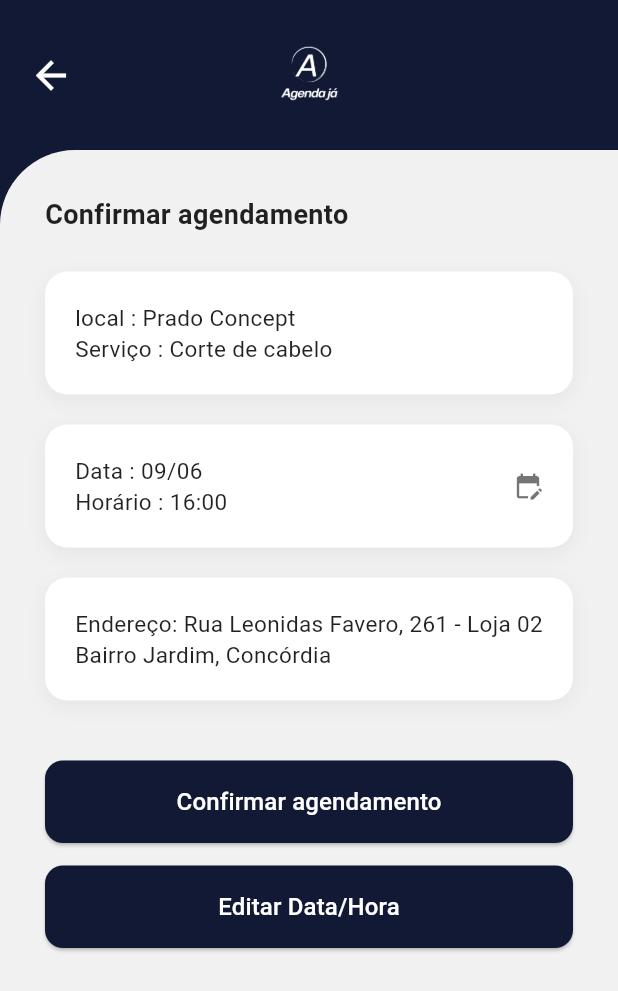
After one commit to SamuVortmann/PI3-AgendaJa, a Flutter app: the ConfirmacaoAgendamentoPage screen opened directly, on a phone screen of 412 x 824 dp. The commit adds this screen. Shown: the top 991 px of the screen. Run offline on Flutter 3.47's test engine with Material 3 defaults, Android fonts, the phone set to English and light mode, and no system bars.

Commit message:
confirmaçao de agendamento

```diff
--- /dev/null
+++ b/agenda-ja/lib/pages/confirmacao_agendamento.dart
@@ -0,0 +1,352 @@
+import 'package:flutter/material.dart';
+
+class ConfirmacaoAgendamentoPage extends StatefulWidget {
+  const ConfirmacaoAgendamentoPage({super.key});
+
+  @override
+  State<ConfirmacaoAgendamentoPage> createState() => _ConfirmacaoAgendamentoPageState();
+}
+
+class _ConfirmacaoAgendamentoPageState extends State<ConfirmacaoAgendamentoPage> {
+  String _status = 'pendente';
+  DateTime _dataSelecionada = DateTime.now();
+  String _horarioSelecionado = "16:00";
+  bool _editando = false;
+
+  // Lógica do Calendário Customizado
+  int _mesAtualIndex = DateTime.now().month - 1;
+  final List<String> _mesesNomes = [
+    'Janeiro', 'Fevereiro', 'Março', 'Abril', 'Maio', 'Junho',
+    'Julho', 'Agosto', 'Setembro', 'Outubro', 'Novembro', 'Dezembro'
+  ];
+
+  final List<String> _horariosDisponiveis = [
+    "08:00", "09:00", "10:00", "11:00", "13:00", "14:00", "15:00", "16:00", "17:00"
+  ];
+
+  int _diasDoMes(int mes, int ano) {
+    return DateTime(ano, mes + 1, 0).day;
+  }
+
+  int _primeiroDiaMes(int mes, int ano) {
+    return DateTime(ano, mes, 1).weekday % 7;
+  }
+
+  void _abrirCalendario() {
+    setState(() {
+      _editando = true;
+      _status = 'pendente';
+    });
+  }
+
+  @override
+  Widget build(BuildContext context) {
+    final Map<String, String>? empresa = ModalRoute.of(context)?.settings.arguments as Map<String, String>?;
+    final String nome = empresa?['nome'] ?? 'Prado Concept';
+    final String endereco = empresa?['endereco'] ?? 'Rua Leonidas Favero, 261 - Loja 02\nBairro Jardim, Concórdia';
+
+    String dataFormatada = "${_dataSelecionada.day.toString().padLeft(2, '0')}/${_dataSelecionada.month.toString().padLeft(2, '0')}";
+
+    // Configurações de Status
+    String titulo = 'Confirmar agendamento';
+    Color corTitulo = Colors.black87;
+    IconData? iconeStatus;
+    Color? corIcone;
+
+    if (_status == 'confirmado') {
+      titulo = 'Agendamento Confirmado';
+      corTitulo = Colors.green[700]!;
+      iconeStatus = Icons.check_circle;
+      corIcone = Colors.green;
+    } else if (_status == 'cancelado') {
+      titulo = 'Agendamento Cancelado';
+      corTitulo = Colors.red[800]!;
+      iconeStatus = Icons.cancel;
+      corIcone = Colors.red;
+    }
+
+    return Scaffold(
+      backgroundColor: const Color(0xFF111934),
+      body: SafeArea(
+        child: Column(
+          children: [
+            // CABEÇALHO
+            Padding(
+              padding: const EdgeInsets.symmetric(horizontal: 10, vertical: 10),
+              child: Row(
+                children: [
+                  IconButton(
+                    icon: const Icon(Icons.arrow_back, color: Colors.white, size: 30),
+                    onPressed: () => Navigator.pop(context),
+                  ),
+                  Expanded(
+                    child: Center(
+                      child: Image.asset(
+                        'assets/logo.png',
+                        width: 80,
+                        errorBuilder: (context, error, stackTrace) =>
+                            const Icon(Icons.circle, color: Colors.white),
+                      ),
+                    ),
+                  ),
+                  const SizedBox(width: 48),
+                ],
+              ),
+            ),
+
+            // CONTEÚDO
+            Expanded(
+              child: Container(
+                width: double.infinity,
+                decoration: const BoxDecoration(
+                  color: Color(0xFFF1F1F1),
+                  borderRadius: BorderRadius.only(topLeft: Radius.circular(50)),
+                ),
+                child: SingleChildScrollView(
+                  padding: const EdgeInsets.all(30),
+                  child: Column(
+                    crossAxisAlignment: CrossAxisAlignment.start,
+                    children: [
+                      Row(
+                        mainAxisAlignment: MainAxisAlignment.spaceBetween,
+                        children: [
+                          Text(
+                            titulo,
+                            style: TextStyle(
+                              fontSize: 18,
+                              fontWeight: FontWeight.bold,
+                              color: corTitulo,
+                            ),
+                          ),
+                          if (iconeStatus != null)
+                            Icon(iconeStatus, color: corIcone, size: 28),
+                        ],
+                      ),
+                      const SizedBox(height: 25),
+
+                      if (!_editando) ...[
+                        // VISUALIZAÇÃO DOS DETALHES
+                        _buildInfoCard(content: 'local : $nome\nServiço : Corte de cabelo'),
+                        const SizedBox(height: 20),
+                        GestureDetector(
+                          onTap: _status == 'confirmado' ? null : _abrirCalendario,
+                          child: _buildInfoCard(
+                            content: 'Data : $dataFormatada\nHorário : $_horarioSelecionado',
+                            trailing: _status == 'confirmado' ? null : const Icon(Icons.edit_calendar, size: 20, color: Colors.black54),
+                          ),
+                        ),
+                        const SizedBox(height: 20),
+                        _buildInfoCard(content: 'Endereço: $endereco'),
+                        const SizedBox(height: 40),
+                      ] else ...[
+                        // INTERFACE DE EDIÇÃO (CALENDÁRIO CUSTOMIZADO)
+                        const Text("Selecione a nova data:", style: TextStyle(fontWeight: FontWeight.bold)),
+                        const SizedBox(height: 10),
+                        _buildCustomCalendar(),
+                        const SizedBox(height: 25),
+                        const Text("Selecione o horário:", style: TextStyle(fontWeight: FontWeight.bold)),
+                        const SizedBox(height: 10),
+                        _buildTimeGrid(),
+                        const SizedBox(height: 30),
+                        _buildButton(
+                          text: 'Salvar Alterações',
+                          onPressed: () => setState(() => _editando = false),
+                        ),
+                        const SizedBox(height: 10),
+                      ],
+
+                      // BOTÕES DE AÇÃO
+                      if (!_editando) ...[
+                        if (_status == 'pendente') ...[
+                          _buildButton(
+                            text: 'Confirmar agendamento',
+                            onPressed: () => setState(() => _status = 'confirmado'),
+                          ),
+                          const SizedBox(height: 15),
+                          _buildButton(
+                            text: 'Editar Data/Hora',
+                            onPressed: _abrirCalendario,
+                          ),
+                        ] else if (_status == 'confirmado') ...[
+                          _buildButton(
+                            text: 'Cancelar Agendamento',
+                            color: Colors.red[900],
+                            onPressed: () => setState(() => _status = 'cancelado'),
+                          ),
+                          const SizedBox(height: 15),
+                          _buildButton(
+                            text: 'Voltar ao Início',
+                            onPressed: () => Navigator.pop(context),
+                          ),
+                        ] else if (_status == 'cancelado') ...[
+                          _buildButton(
+                            text: 'Tentar Novamente',
+                            onPressed: () => setState(() => _status = 'pendente'),
+                          ),
+                          const SizedBox(height: 15),
+                          _buildButton(
+                            text: 'Voltar ao Início',
+                            onPressed: () => Navigator.pop(context),
+                          ),
+                        ],
+                      ],
+                    ],
+                  ),
+                ),
+              ),
+            ),
+          ],
+        ),
+      ),
+    );
+  }
+
+  Widget _buildCustomCalendar() {
+    int dias = _diasDoMes(_mesAtualIndex + 1, _dataSelecionada.year);
+    int primeiroDia = _primeiroDiaMes(_mesAtualIndex + 1, _dataSelecionada.year);
+
+    return Container(
+      padding: const EdgeInsets.all(14),
+      decoration: BoxDecoration(
+        color: Colors.white,
+        border: Border.all(color: const Color(0xFF06153D)),
+        borderRadius: BorderRadius.circular(14),
+      ),
+      child: Column(
+        children: [
+          Row(
+            mainAxisAlignment: MainAxisAlignment.center,
+            children: [
+              IconButton(
+                onPressed: () => setState(() { if (_mesAtualIndex > 0) _mesAtualIndex--; }),
+                icon: const Icon(Icons.arrow_back_ios, size: 18),
+              ),
+              Container(
+                padding: const EdgeInsets.symmetric(horizontal: 24, vertical: 5),
+                decoration: BoxDecoration(
+                  color: const Color(0xFF111934),
+                  borderRadius: BorderRadius.circular(4),
+                ),
+                child: Text(_mesesNomes[_mesAtualIndex], style: const TextStyle(color: Colors.white)),
+              ),
+              IconButton(
+                onPressed: () => setState(() { if (_mesAtualIndex < 11) _mesAtualIndex++; }),
+                icon: const Icon(Icons.arrow_forward_ios, size: 18),
+              ),
+            ],
+          ),
+          const SizedBox(height: 15),
+          const Row(
+            mainAxisAlignment: MainAxisAlignment.spaceAround,
+            children: [
+              Text('D'), Text('S'), Text('T'), Text('Q'), Text('Q'), Text('S'), Text('S'),
+            ],
+          ),
+          const SizedBox(height: 10),
+          GridView.builder(
+            shrinkWrap: true,
+            physics: const NeverScrollableScrollPhysics(),
+            itemCount: dias + primeiroDia,
+            gridDelegate: const SliverGridDelegateWithFixedCrossAxisCount(crossAxisCount: 7),
+            itemBuilder: (context, index) {
+              if (index < primeiroDia) return const SizedBox();
+              int dia = index - primeiroDia + 1;
+              bool selecionado = _dataSelecionada.day == dia && _dataSelecionada.month == (_mesAtualIndex + 1);
+
+              return GestureDetector(
+                onTap: () => setState(() {
+                  _dataSelecionada = DateTime(_dataSelecionada.year, _mesAtualIndex + 1, dia);
+                }),
+                child: Container(
+                  alignment: Alignment.center,
+                  decoration: BoxDecoration(
+                    color: selecionado ? const Color(0xFF111934) : Colors.transparent,
+                    shape: BoxShape.circle,
+                  ),
+                  child: Text(
+                    '$dia',
+                    style: TextStyle(
+                      color: selecionado ? Colors.white : Colors.black,
+                      fontWeight: selecionado ? FontWeight.bold : FontWeight.normal,
+                    ),
+                  ),
+                ),
+              );
+            },
+          ),
+        ],
+      ),
+    );
+  }
+
+  Widget _buildTimeGrid() {
+    return GridView.builder(
+      shrinkWrap: true,
+      physics: const NeverScrollableScrollPhysics(),
+      itemCount: _horariosDisponiveis.length,
+      gridDelegate: const SliverGridDelegateWithFixedCrossAxisCount(
+        crossAxisCount: 3,
+        childAspectRatio: 2.5,
+        crossAxisSpacing: 10,
+        mainAxisSpacing: 10,
+      ),
+      itemBuilder: (context, index) {
+        String hora = _horariosDisponiveis[index];
+        bool selecionado = _horarioSelecionado == hora;
+        return GestureDetector(
+          onTap: () => setState(() => _horarioSelecionado = hora),
+          child: Container(
+            alignment: Alignment.center,
+            decoration: BoxDecoration(
+              color: selecionado ? const Color(0xFF111934) : Colors.white,
+              border: Border.all(color: const Color(0xFF111934)),
+              borderRadius: BorderRadius.circular(8),
+            ),
+            child: Text(
+              hora,
+              style: TextStyle(
+                color: selecionado ? Colors.white : Colors.black,
+                fontWeight: selecionado ? FontWeight.bold : FontWeight.normal,
+              ),
+            ),
+          ),
+        );
+      },
+    );
+  }
+
+  Widget _buildInfoCard({required String content, Widget? trailing}) {
+    return Container(
+      width: double.infinity,
+      padding: const EdgeInsets.all(20),
+      decoration: BoxDecoration(
+        color: Colors.white,
+        borderRadius: BorderRadius.circular(15),
+        boxShadow: [
+          BoxShadow(color: Colors.black.withOpacity(0.05), blurRadius: 10, offset: const Offset(0, 4)),
+        ],
+      ),
+      child: Row(
+        children: [
+          Expanded(child: Text(content, style: const TextStyle(fontSize: 15, color: Colors.black87, height: 1.4))),
+          if (trailing != null) trailing,
+        ],
+      ),
+    );
+  }
+
+  Widget _buildButton({required String text, required VoidCallback onPressed, Color? color}) {
+    return SizedBox(
+      width: double.infinity,
+      height: 55,
+      child: ElevatedButton(
+        onPressed: onPressed,
+        style: ElevatedButton.styleFrom(
+          backgroundColor: color ?? const Color(0xFF111934),
+          shape: RoundedRectangleBorder(borderRadius: BorderRadius.circular(12)),
+        ),
+        child: Text(text, style: const TextStyle(color: Colors.white, fontSize: 16)),
+      ),
+    );
+  }
+}
```
Also changed, not shown: agenda-ja/lib/pages/detalhes_empresa.dart (+29 -41 lines).
